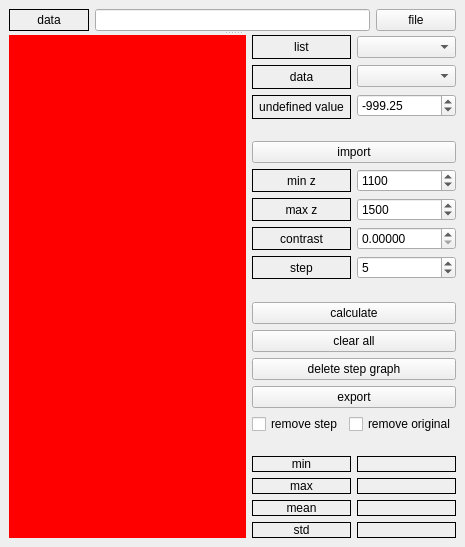
Ajgull/SummerPractice2.0, file python_part/ui_window.ui: the form before one commit.
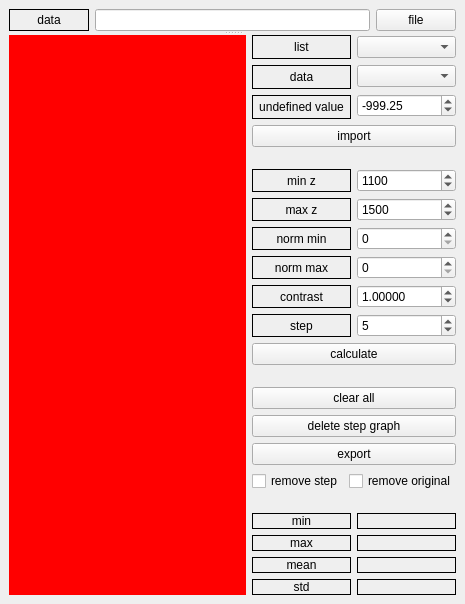
The form after the commit.

What changed in the file:
```diff
--- a/python_part/ui_window.ui
+++ b/python_part/ui_window.ui
@@ -7,13 +7,13 @@
     <x>0</x>
     <y>0</y>
     <width>465</width>
-    <height>547</height>
+    <height>604</height>
    </rect>
   </property>
   <property name="minimumSize">
    <size>
     <width>465</width>
-    <height>516</height>
+    <height>604</height>
    </size>
   </property>
   <property name="baseSize">
@@ -69,7 +69,7 @@
        </layout>
       </widget>
       <widget class="QWidget" name="horizontalLayoutWidget_4">
-       <layout class="QHBoxLayout" name="horizontalLayout_4" stretch="3,1">
+       <layout class="QHBoxLayout" name="horizontalLayout_4" stretch="3,0">
         <item>
          <widget class="QWidget" name="widget" native="true">
           <property name="minimumSize">
@@ -183,19 +183,6 @@
             </item>
            </layout>
           </item>
-          <item>
-           <spacer name="verticalSpacer_3">
-            <property name="orientation">
-             <enum>Qt::Orientation::Vertical</enum>
-            </property>
-            <property name="sizeHint" stdset="0">
-             <size>
-              <width>20</width>
-              <height>40</height>
-             </size>
-            </property>
-           </spacer>
-          </item>
           <item>
            <widget class="QPushButton" name="PB_Import_Data">
             <property name="text">
@@ -203,6 +190,19 @@
             </property>
            </widget>
           </item>
+          <item>
+           <spacer name="verticalSpacer_3">
+            <property name="orientation">
+             <enum>Qt::Orientation::Vertical</enum>
+            </property>
+            <property name="sizeHint" stdset="0">
+             <size>
+              <width>20</width>
+              <height>40</height>
+             </size>
+            </property>
+           </spacer>
+          </item>
           <item>
            <layout class="QHBoxLayout" name="horizontalLayout_2">
             <item>
@@ -234,7 +234,33 @@
                </widget>
               </item>
               <item>
-               <widget class="QLabel" name="LB_contrast">
+               <widget class="QLabel" name="LB_MinNorm">
+                <property name="frameShape">
+                 <enum>QFrame::Shape::Box</enum>
+                </property>
+                <property name="text">
+                 <string>norm min</string>
+                </property>
+                <property name="alignment">
+                 <set>Qt::AlignmentFlag::AlignCenter</set>
+                </property>
+               </widget>
+              </item>
+              <item>
+               <widget class="QLabel" name="LB_MaxNorm">
+                <property name="frameShape">
+                 <enum>QFrame::Shape::Box</enum>
+                </property>
+                <property name="text">
+                 <string>norm max</string>
+                </property>
+                <property name="alignment">
+                 <set>Qt::AlignmentFlag::AlignCenter</set>
+                </property>
+               </widget>
+              </item>
+              <item>
+               <widget class="QLabel" name="LB_Contrast">
                 <property name="frameShape">
                  <enum>QFrame::Shape::Box</enum>
                 </property>
@@ -289,11 +315,27 @@
                 </property>
                </widget>
               </item>
+              <item>
+               <widget class="QSpinBox" name="SB_Min_Norm"/>
+              </item>
+              <item>
+               <widget class="QSpinBox" name="SB_Max_Norm">
+                <property name="value">
+                 <number>0</number>
+                </property>
+               </widget>
+              </item>
               <item>
                <widget class="QDoubleSpinBox" name="SB_Contrast">
                 <property name="decimals">
                  <number>5</number>
                 </property>
+                <property name="singleStep">
+                 <double>0.010000000000000</double>
+                </property>
+                <property name="value">
+                 <double>1.000000000000000</double>
+                </property>
                </widget>
               </item>
               <item>
@@ -313,6 +355,13 @@
             </item>
            </layout>
           </item>
+          <item>
+           <widget class="QPushButton" name="PB_Calculate">
+            <property name="text">
+             <string>calculate</string>
+            </property>
+           </widget>
+          </item>
           <item>
            <spacer name="verticalSpacer_2">
             <property name="orientation">
@@ -330,13 +379,6 @@
            <layout class="QVBoxLayout" name="verticalLayout_7">
             <item>
              <layout class="QVBoxLayout" name="verticalLayout_11">
-              <item>
-               <widget class="QPushButton" name="PB_Calculate">
-                <property name="text">
-                 <string>calculate</string>
-                </property>
-               </widget>
-              </item>
               <item>
                <widget class="QPushButton" name="PB_Clear_All">
                 <property name="text">
```
Left out of the diff: 6 changed lines with no effect on the pictures.
